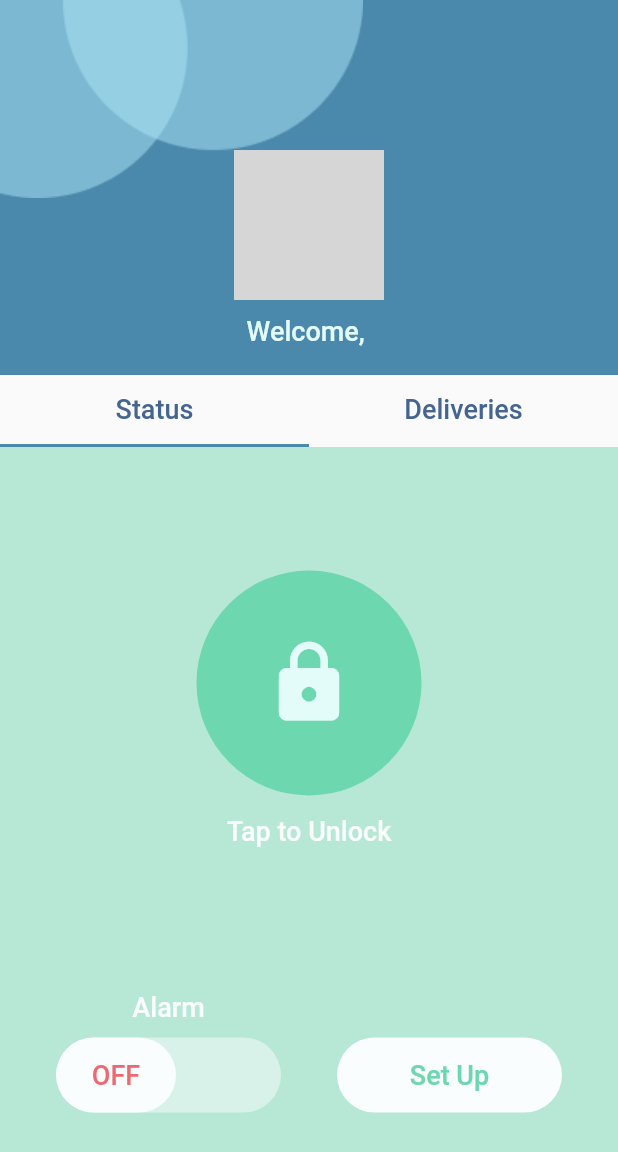
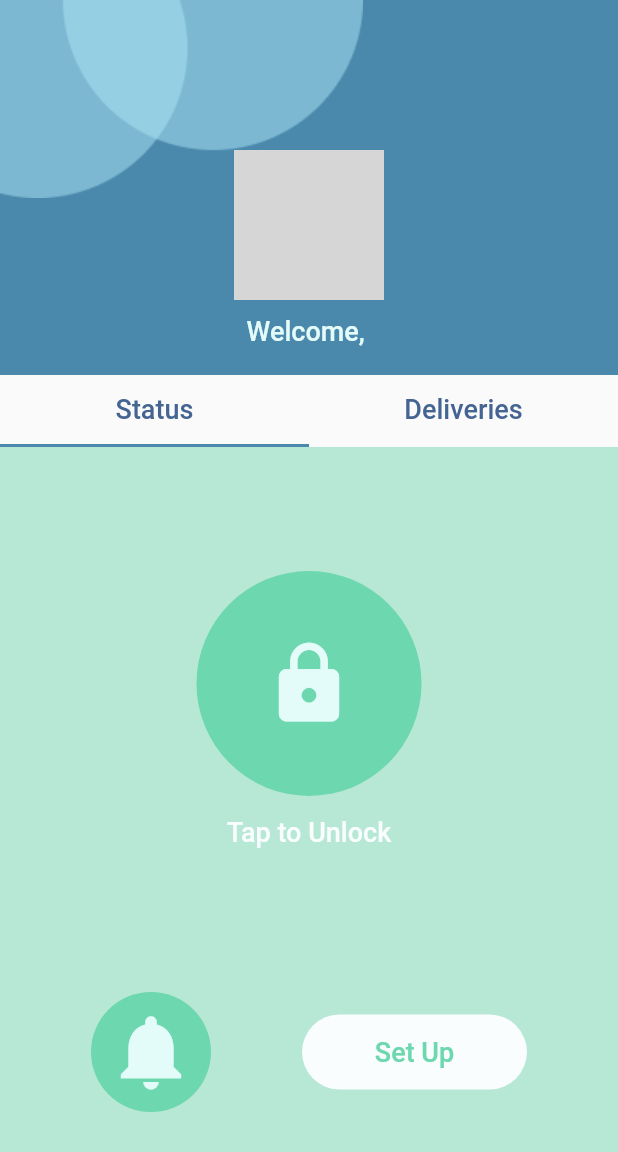
Before and after one commit to khoatran2320/Senior-Design, a Flutter app: the Dashboard screen opened directly, on a phone screen of 412 x 824 dp. Shown: the top 1152 px of the screen. Run offline on Flutter 3.47's test engine with Material 2 defaults, Android fonts, the phone set to English and light mode, and no system bars; our stand-ins replace after_layout, firebase_auth, firebase_core, flutter_dotenv, qr_flutter, shared_preferences; accounts and stored records are empty; network calls fail; grey boxes are pictures that could not be loaded.

Commit message:
Alarm button instead of toggle switch, triggers alarm

```diff
--- a/mobile/flutter_app/lib/pages/status_screen.dart
+++ b/mobile/flutter_app/lib/pages/status_screen.dart
@@ -1,7 +1,7 @@
 import 'package:flutter/material.dart';
 
 import '/utils/colors.dart';
-import '../widgets/status_screen/alarm_toggle_switch.dart';
+import '../widgets/status_screen/alarm_button.dart';
 import '../widgets/status_screen/unlock_button.dart';
 import '../widgets/status_screen/setup_button.dart';
 
@@ -25,13 +25,9 @@ class _StatusScreenState extends State<StatusScreen> {
 					UnlockButton(isLocked: true),
 					Row(
 						mainAxisAlignment: MainAxisAlignment.spaceEvenly,
-						crossAxisAlignment: CrossAxisAlignment.end,
 						children: [
-							AlarmToggleSwitch(),
-							Align(
-				        alignment: Alignment.bottomCenter,
-				        child: SetupButton(),
-				      ),
+							AlarmButton(),
+							SetupButton()
 						]
 					)
 				],
--- /dev/null
+++ b/mobile/flutter_app/lib/widgets/status_screen/alarm_button.dart
@@ -0,0 +1,103 @@
+import 'dart:async';
+import 'dart:convert';
+import 'package:flutter/material.dart';
+import 'package:flutter_dotenv/flutter_dotenv.dart';
+import 'package:firebase_auth/firebase_auth.dart';
+import 'package:http/http.dart' as http;
+
+import '/utils/colors.dart';
+
+final serverUrl = dotenv.env['SERVER_URL'];
+
+class AlarmButton extends StatefulWidget {
+	const AlarmButton({Key? key}) : super(key: key);
+
+	@override
+	_AlarmButtonState createState() => _AlarmButtonState();
+}
+
+class _AlarmButtonState extends State<AlarmButton> {
+
+	void triggerAlarm() async {
+		// TODO: Update hardcoded uri and boxiId to dynamically fetched versions
+		String? userId = FirebaseAuth.instance.currentUser?.uid;
+		String uri = "${serverUrl}/mobile/signal-alarm";
+		String boxiId = "boxi_prototype_00000";
+		String alarmStatus = "on";
+
+		Map data = {
+			'userId': userId,
+			'boxiId': boxiId,
+			'alarmStatus': alarmStatus
+		};
+
+		var body = json.encode(data);
+
+		var response = await http.post(
+			Uri.parse(uri),
+      headers: {
+				'Content-Type': 'application/json;charset=UTF-8',
+				'Charset': 'utf-8'
+			},
+      body: body
+	  );
+
+		var responseBody = response.body;
+
+		if (response.statusCode == 200) {
+			print('Triggered the alarm!');
+		}
+		else {
+			print('Error: $responseBody');
+		}
+	}
+
+	@override
+	Widget build(BuildContext context) {
+
+		return Column(
+			mainAxisSize: MainAxisSize.min,
+			children: [
+				Stack(
+					alignment: Alignment.center,
+					children: [
+						Container(
+							decoration: BoxDecoration(
+								color: Color(0xff6DD7AF),
+								shape: BoxShape.circle
+							),
+							height: 80,
+							width: 80
+						),
+						GestureDetector(
+							onTap: () {
+								triggerAlarm();
+							},
+							child: Icon(
+								Icons.notifications,
+								color: Color(0xffE4FCF9),
+								size: 60
+							)
+						)
+					]
+				)
+			]
+		);
+
+		// return Column(
+		// 	mainAxisSize: MainAxisSize.min,
+		// 	children: [
+		// 		GestureDetector(
+		// 			onTap: () {
+		// 				triggerAlarm();
+		// 			},
+		// 			child: Icon(
+		// 				Icons.notifications,
+		// 				color: Color(0xff6DD7AF),
+		// 				size: 60
+		// 			),
+		// 		)
+		// 	],
+		// );
+	}
+}
--- a/mobile/flutter_app/lib/widgets/status_screen/alarm_toggle_switch.dart
+++ /dev/null
@@ -1,77 +0,0 @@
-import 'package:flutter/material.dart';
-
-import '/utils/colors.dart';
-import 'rounded_rectangle.dart';
-
-class AlarmToggleSwitch extends StatefulWidget {
-	const AlarmToggleSwitch({Key? key}) : super(key: key);
-
-	@override
-	_AlarmToggleSwitchState createState() => _AlarmToggleSwitchState();
-}
-
-class _AlarmToggleSwitchState extends State<AlarmToggleSwitch> {
-
-	static double _longRectangleWidth = 150;
-	static double _shortRectangleWidth = 80;
-	static List<String> _toggleWords = ['OFF', 'ON'];
-	bool _isOff = true;
-
-	final TextStyle textStyle = TextStyle(
-		color: Color(0xffF9FDFE),
-		fontSize: 18,
-		fontWeight: FontWeight.w500,
-	);
-
-	void toggleSwitch() {
-		setState(() {
-			_isOff = !_isOff;
-		});
-
-		// TODO: Turn lock box alarm on/off.
-	}
-
-	@override
-	Widget build(BuildContext context) {
-
-		double? _left = _isOff ? 0 : null;
-		double? _right = _isOff ? null : 0;
-		int _index = _isOff ? 0 : 1;
-
-		return Column(
-			mainAxisSize: MainAxisSize.min,
-			children: [
-				GestureDetector(
-					onTap: () {
-						toggleSwitch();
-					},
-					child: Column(
-						mainAxisSize: MainAxisSize.min,
-						children: [
-							Text(
-									'Alarm',
-									style: textStyle
-							),
-							SizedBox(height: 10),
-							Stack(
-								children: [
-									RoundedRectangle(_longRectangleWidth, Color(0xffD8F2EA)),
-									Positioned(
-										left: _left,
-										right: _right,
-										child: RoundedRectangle(
-											_shortRectangleWidth,
-											Color(0xffF9FDFE),
-											text: _toggleWords[_index],
-											textColor: Color(0xffED6971)
-										),
-									)
-								],
-							),
-						]
-					)
-				)
-			],
-		);
-	}
-}
```
Also changed, not shown: 1 other file.
